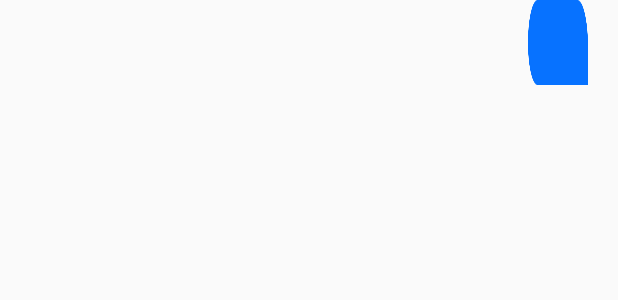
After one commit to kimjjunho/Andibag, an Android app: the layout item_chat_mine.xml on its own in the app's theme, with its tools: preview values and no code run, on a phone screen of 412 x 824 dp. The commit adds this screen. Shown: the top 300 px of the screen. Run offline under Robolectric (Android 15) with nearby library versions, the phone set to English and light mode, and no system bars; network calls fail.

Commit message:
init::item_chat_mine

```diff
--- /dev/null
+++ b/AndibagProject/app/src/main/res/layout/item_chat_mine.xml
@@ -0,0 +1,32 @@
+<?xml version="1.0" encoding="utf-8"?>
+<androidx.constraintlayout.widget.ConstraintLayout xmlns:android="http://schemas.android.com/apk/res/android"
+    xmlns:app="http://schemas.android.com/apk/res-auto"
+    android:layout_width="match_parent"
+    android:layout_height="wrap_content">
+
+    <androidx.constraintlayout.widget.ConstraintLayout
+        android:layout_width="wrap_content"
+        android:layout_height="wrap_content"
+        android:layout_marginEnd="20dp"
+        android:background="@drawable/chat_item_mine"
+        app:layout_constraintEnd_toEndOf="parent"
+        app:layout_constraintTop_toTopOf="parent">
+
+        <EditText
+            android:layout_width="wrap_content"
+            android:layout_height="wrap_content"
+            android:background="#00ff0000"
+            android:fontFamily="@font/inter_regular"
+            android:paddingLeft="20dp"
+            android:paddingTop="20dp"
+            android:paddingRight="20dp"
+            android:paddingBottom="20dp"
+            android:textColor="@color/white"
+            android:textSize="11sp"
+            app:layout_constraintBottom_toBottomOf="parent"
+            app:layout_constraintEnd_toEndOf="parent"
+            app:layout_constraintStart_toStartOf="parent"
+            app:layout_constraintTop_toTopOf="parent" />
+    </androidx.constraintlayout.widget.ConstraintLayout>
+
+</androidx.constraintlayout.widget.ConstraintLayout>
--- a/AndibagProject/app/src/main/res/layout/chat_item_other.xml
+++ b/AndibagProject/app/src/main/res/layout/item_chat_other.xml
@@ -9,6 +9,7 @@
         android:id="@+id/item_layout"
         android:layout_width="wrap_content"
         android:layout_height="wrap_content"
+        android:layout_marginStart="20dp"
         android:background="@drawable/chat_item_other"
         app:layout_constraintStart_toStartOf="parent"
         app:layout_constraintTop_toTopOf="parent">
@@ -23,9 +24,12 @@
             android:paddingTop="20dp"
             android:paddingRight="20dp"
             android:paddingBottom="20dp"
-            android:text="한은소가 문정민을 좋아해 ㅎ\ndafdfqefdseeeeeeeeeeeeeeeeeeeee"
             android:textColor="@color/black"
-            android:textSize="11dp" />
+            android:textSize="11sp"
+            app:layout_constraintBottom_toBottomOf="parent"
+            app:layout_constraintEnd_toEndOf="parent"
+            app:layout_constraintStart_toStartOf="parent"
+            app:layout_constraintTop_toTopOf="parent" />
     </androidx.constraintlayout.widget.ConstraintLayout>
 
 
```
Also changed, not shown: AndibagProject/app/src/main/res/drawable-v24/chat_item_mine.png (added).
